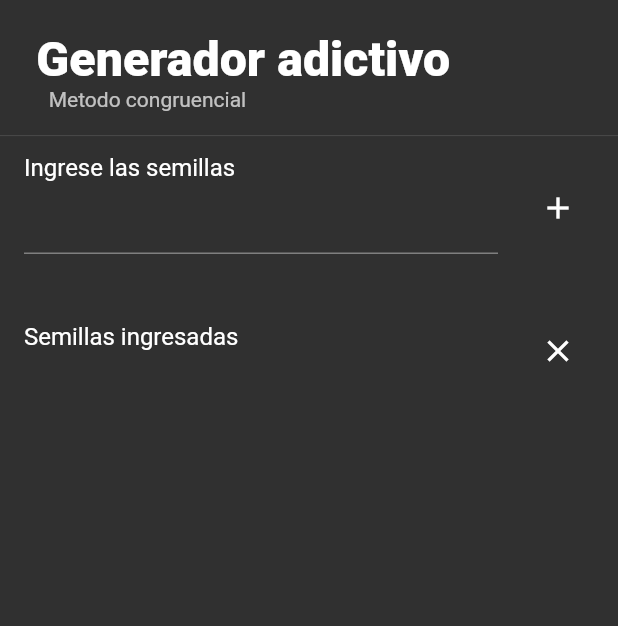
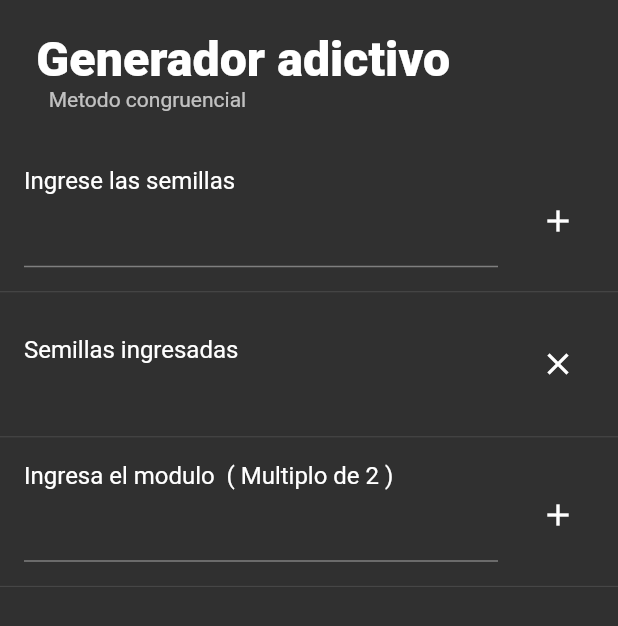
Before and after one commit to elalo4171/simulacionF, a Flutter app: the screen it shows after launch, on a phone screen of 412 x 824 dp. Shown: the top 626 px of the screen. Run offline on Flutter 3.47's test engine with Material 2 defaults, Android fonts, the phone set to English and light mode, and no system bars.

Commit message:
FUNCION agregar modulo

```diff
--- a/lib/src/pages/generador_adictivo.dart
+++ b/lib/src/pages/generador_adictivo.dart
@@ -13,24 +13,26 @@ class Adictivo extends StatefulWidget {
 
 class _AdictivoState extends State<Adictivo> {
   TextEditingController _controllerSemillas;
+  TextEditingController _controllerModulo;
   List<double> _semillas;
   int _modulo;
   int _numero_semilla;
-
+  bool _editModulo;
   @override
   void initState() {
-    // TODO: implement initState
+    _editModulo = true;
     _controllerSemillas = new TextEditingController();
+    _controllerModulo = new TextEditingController();
     _semillas = [];
     _modulo = 100;
     _numero_semilla = 100;
     super.initState();
   }
 
-  String generarSemillasTexto(List semillas){
-    String texto="";
+  String generarSemillasTexto(List semillas) {
+    String texto = "";
     for (var item in semillas) {
-      texto=texto+" , "+item.toString();
+      texto = texto + " , " + item.toString();
     }
     return texto;
   }
@@ -66,12 +68,13 @@ class _AdictivoState extends State<Adictivo> {
                   height: _responsive.height * .87,
                   child: Column(
                     children: <Widget>[
-                      Divider(),
+                      SizedBox(height: _responsive.height*.03,),
                       ingresarSemillas(),
-                      SizedBox(
-                        height: _responsive.height * .03,
-                      ),
-                      showSemillas()
+                      Divider(height: _responsive.height*.03,),
+                      showSemillas(),
+                      Divider(height: _responsive.height*.03,),
+                      ingresarModulo(),
+                      Divider(height: _responsive.height*.03,),
                     ],
                   ),
                 )
@@ -83,12 +86,48 @@ class _AdictivoState extends State<Adictivo> {
     );
   }
 
+  ListTile ingresarModulo() {
+    return ListTile(
+      title: Text("Ingresa el modulo  ( Multiplo de 2 )"),
+      subtitle: TextField(
+        enabled: _editModulo,
+        controller: _controllerModulo,
+        keyboardType: TextInputType.number,
+        inputFormatters: <TextInputFormatter>[
+          WhitelistingTextInputFormatter.digitsOnly
+        ],
+      ),
+      trailing: IconButton(
+          icon: Icon(
+            _editModulo ? Icons.add : Icons.edit,
+            color: Colors.white,
+          ),
+          onPressed: _editModulo
+              ? () {
+                  _editModulo = false;
+                  setState(() {});
+                }
+              : () {
+                  _editModulo = true;
+                  setState(() {});
+                }),
+    );
+  }
+
   ListTile showSemillas() {
     return ListTile(
-                      title: Text("Semillas ingresadas"),
-                      subtitle: Text(generarSemillasTexto(_semillas)),
-                      trailing: IconButton(icon: Icon(Icons.clear, color: Colors.white,), onPressed: null),
-                    );
+      title: Text("Semillas ingresadas"),
+      subtitle: Text(generarSemillasTexto(_semillas)),
+      trailing: IconButton(
+          icon: Icon(
+            Icons.clear,
+            color: Colors.white,
+          ),
+          onPressed: () {
+            _semillas = [];
+            setState(() {});
+          }),
+    );
   }
 
   ListTile ingresarSemillas() {
@@ -106,9 +145,7 @@ class _AdictivoState extends State<Adictivo> {
           onPressed: () {
             _semillas.add(double.parse(_controllerSemillas.value.text));
             _controllerSemillas.clear();
-            setState(() {
-
-            });
+            setState(() {});
           }),
     );
   }
```
